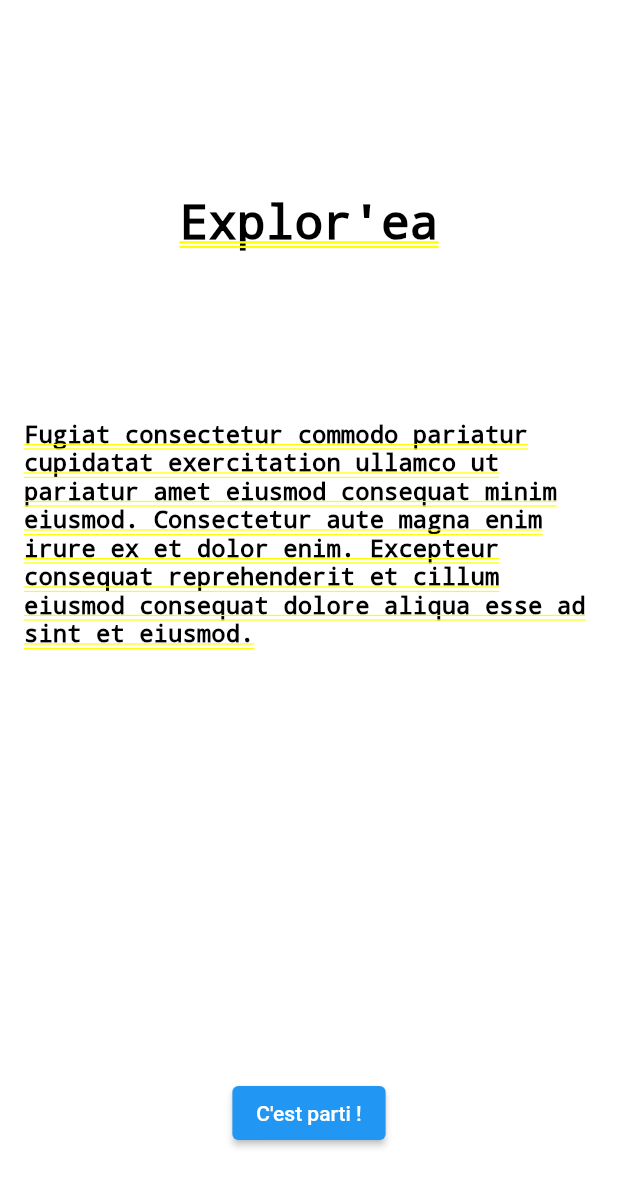
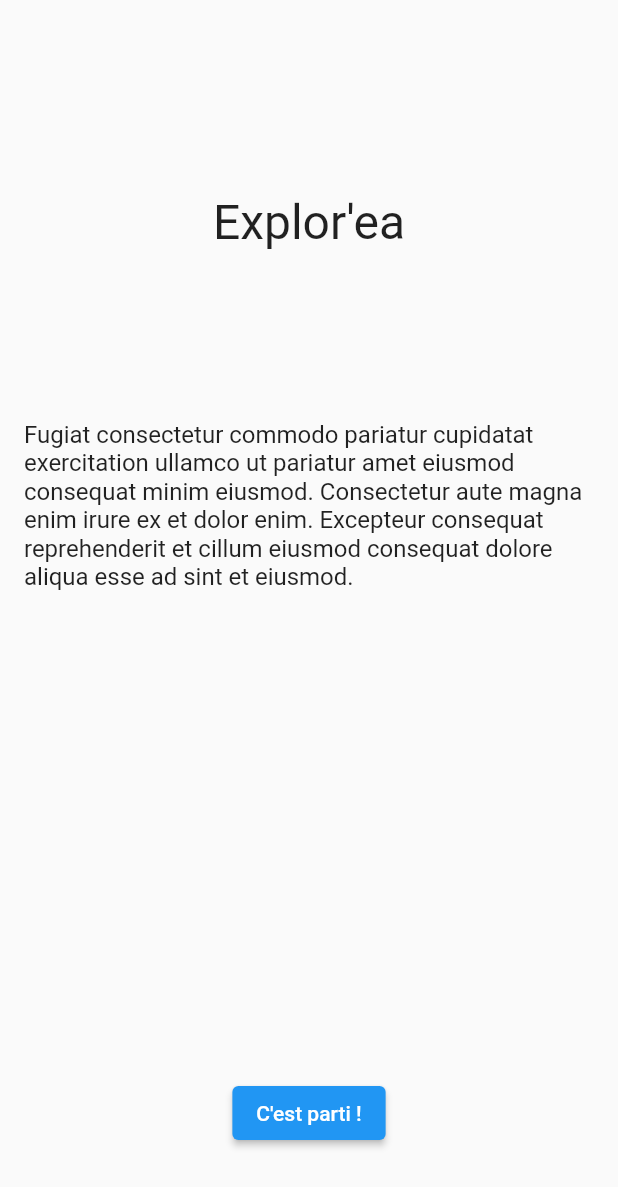
Before and after one commit to Explor-ea/exploreapp, a Flutter app: the screen it shows after launch, on a phone screen of 412 x 824 dp. Shown: the top 1187 px of the screen. Run offline on Flutter 3.47's test engine with Material 2 defaults, Android fonts, the phone set to English and light mode, and no system bars.

Commit message:
fix home by adding the scaffold

```diff
--- a/lib/pages/start_screens/newcomer/home.dart
+++ b/lib/pages/start_screens/newcomer/home.dart
@@ -1,3 +1,4 @@
+import 'package:exploreapp/pages/start_screens/newcomer/stepper/birthdate.dart';
 import 'package:flutter/material.dart';
 
 class Home extends StatelessWidget {
@@ -5,8 +6,8 @@ class Home extends StatelessWidget {
 
   @override
   Widget build(BuildContext context) {
-    return Container(
-      child: Center(
+    return Scaffold(
+      body: Center(
         child: Padding(
           padding: const EdgeInsets.all(16.0),
           child: Column(
@@ -16,7 +17,7 @@ class Home extends StatelessWidget {
                 child: Center(
                   child: Text(
                     "Explor'ea",
-                    style: TextStyle(color: Colors.black, fontSize: 32.0),
+                    style: TextStyle(fontSize: 32.0),
                   ),
                 ),
               ),
@@ -24,7 +25,7 @@ class Home extends StatelessWidget {
                 flex: 3,
                 child: Text(
                   "Fugiat consectetur commodo pariatur cupidatat exercitation ullamco ut pariatur amet eiusmod consequat minim eiusmod. Consectetur aute magna enim irure ex et dolor enim. Excepteur consequat reprehenderit et cillum eiusmod consequat dolore aliqua esse ad sint et eiusmod.",
-                  style: TextStyle(color: Colors.black, fontSize: 16.0),
+                  style: TextStyle(fontSize: 16.0),
                 ),
               ),
               Expanded(
@@ -33,7 +34,7 @@ class Home extends StatelessWidget {
                   child: ElevatedButton(
                       onPressed: () => Navigator.of(context).pushReplacement(
                           MaterialPageRoute(
-                              builder: (BuildContext context) => Home())),
+                              builder: (BuildContext context) => Birthdate())),
                       child: Text("C'est parti !")),
                 ),
               )
```
